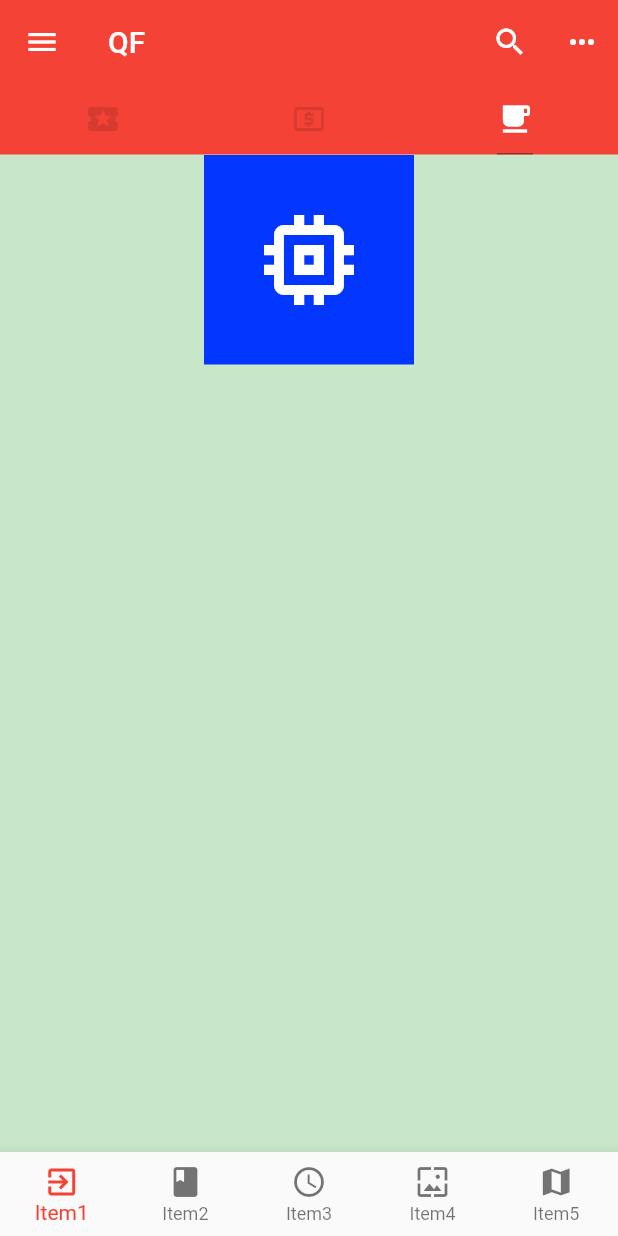
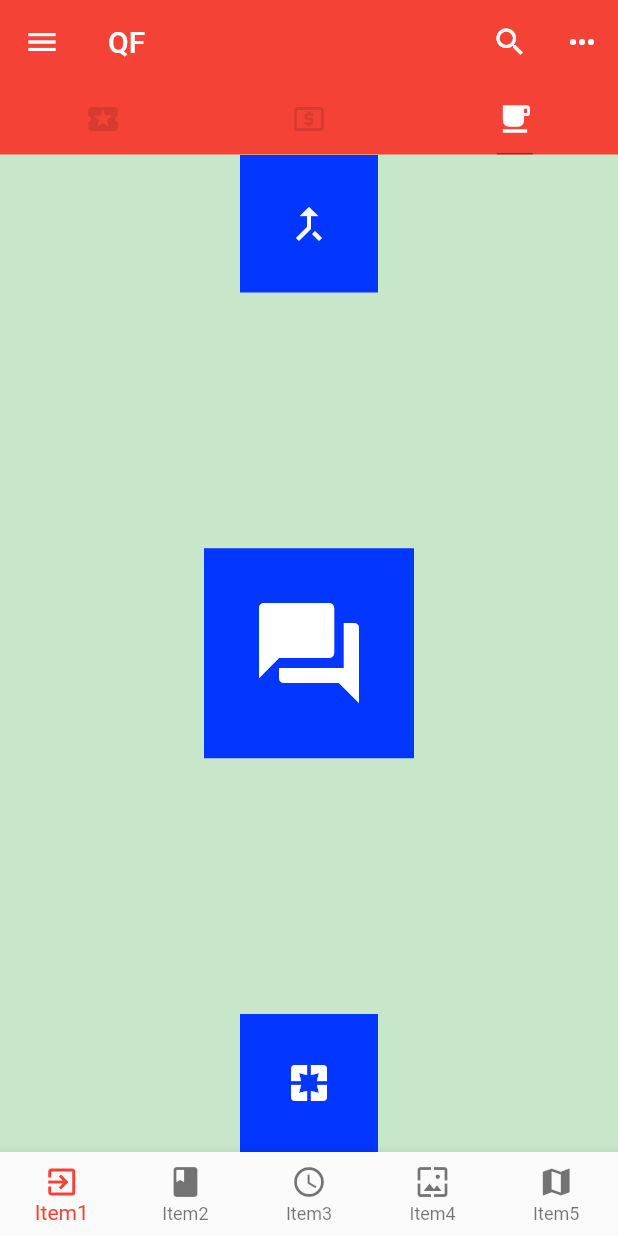
Before and after one commit to mookoonb/FlutterText, a Flutter app: the screen it shows after launch, tab 3 chosen, on a phone screen of 412 x 824 dp. Run offline on Flutter 3.47's test engine with Material 2 defaults, Android fonts, the phone set to English and light mode, and no system bars; network calls fail.

Commit message:
flexBox1

```diff
--- a/lib/Demo/layout_demo.dart
+++ b/lib/Demo/layout_demo.dart
@@ -3,10 +3,16 @@ import 'package:flutter/material.dart';
 class layoutDemo extends StatelessWidget {
 
   Widget build(BuildContext context){
-    return Column(
-      children: <Widget>[
-        IconBadge(Icons.memory,size: 80.0,)
-      ],
+    return Container(
+        child: Column(
+          mainAxisAlignment: MainAxisAlignment.spaceBetween,
+          crossAxisAlignment: CrossAxisAlignment.center,
+           children: <Widget>[
+             IconBadge(Icons.merge_type),
+             IconBadge(Icons.question_answer,size: 80 ),
+             IconBadge(Icons.pages)
+           ],
+        ),
     );
   }
 }
```
